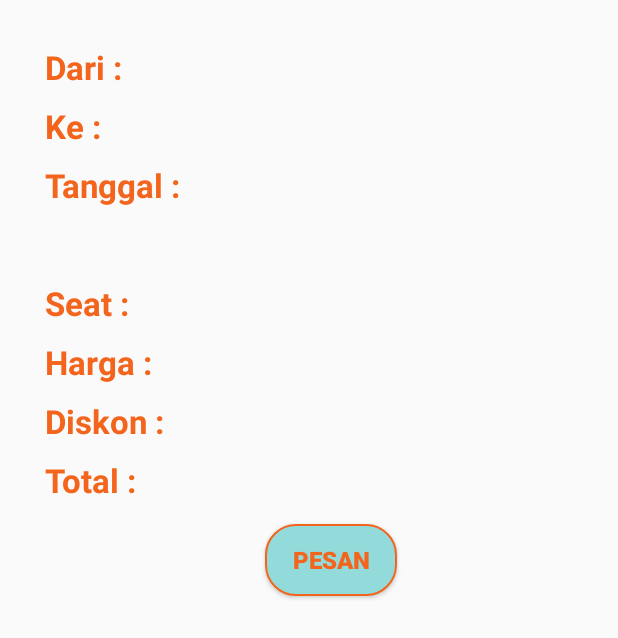
After one commit to NadiaClarissaHermawan/Sunnyside-Shuttle, an Android app: the fragment PembayaranFragment shown on its own in the app's theme, on a phone screen of 412 x 824 dp. The commit adds this screen. Shown: the top 638 px of the screen. Run offline under Robolectric (Android 15) with nearby library versions, the phone set to English and light mode, and no system bars.

Commit message:
add pembayaran, pesan, dan landing page (xml+fragment)

```diff
--- /dev/null
+++ b/app/src/main/java/com/example/tubesp3b_2/view/PembayaranFragment.java
@@ -0,0 +1,36 @@
+package com.example.tubesp3b_2.view;
+
+import android.os.Bundle;
+import android.view.LayoutInflater;
+import android.view.View;
+import android.view.ViewGroup;
+import android.widget.ArrayAdapter;
+
+import androidx.fragment.app.Fragment;
+
+import com.example.tubesp3b_2.R;
+import com.example.tubesp3b_2.databinding.PembayaranFragmentBinding;
+import com.example.tubesp3b_2.databinding.PesanFragmentBinding;
+
+public class PembayaranFragment extends Fragment implements View.OnClickListener {
+    private PembayaranFragmentBinding binding;
+
+    //must-have empty constructor
+    public PembayaranFragment(){}
+
+    @Override
+    public View onCreateView(LayoutInflater inflater, ViewGroup container, Bundle savedInstanceState) {
+        // inflating layout
+        this.binding = PembayaranFragmentBinding.inflate(inflater, container, false);
+        View view = this.binding.getRoot();
+
+        this.binding.btnPesan.setOnClickListener(this);
+
+        return view;
+    }
+
+    @Override
+    public void onClick(View view) {
+        //binding.btnPesan menuju ke Konfirmasi Berhasil (dialog/toast/snackbar)
+    }
+}
--- /dev/null
+++ b/app/src/main/res/layout/pembayaran_fragment.xml
@@ -0,0 +1,240 @@
+<?xml version="1.0" encoding="utf-8"?>
+<LinearLayout
+    xmlns:android="http://schemas.android.com/apk/res/android"
+    android:layout_width="match_parent"
+    android:layout_height="match_parent"
+    android:paddingLeft="30sp"
+    android:paddingTop="30sp"
+    android:orientation="vertical">
+
+    <!--  Layout Dari  -->
+    <LinearLayout
+        android:layout_width="match_parent"
+        android:layout_height="wrap_content"
+        android:orientation="horizontal">
+
+        <!--  TextView Dari  -->
+        <TextView
+            android:layout_width="wrap_content"
+            android:layout_height="wrap_content"
+            android:id="@+id/tv_dari_pembayaran"
+            android:text="@string/tv_dari_pembayaran"
+            android:textColor="@color/orange"
+            android:textSize="22sp"
+            android:textStyle="bold"
+            android:layout_marginBottom="@dimen/margin_pesan_fragment"/>
+
+        <!--  TextView Info Dari  -->
+        <TextView
+            android:id="@+id/tv_info_dari_pembayaran"
+            android:layout_width="wrap_content"
+            android:layout_height="wrap_content"
+            android:textColor="@color/orange"
+            android:textSize="22sp"
+            android:textStyle="bold"
+            android:layout_marginBottom="@dimen/margin_pesan_fragment"/>
+    </LinearLayout>
+
+    <!--  Layout Ke  -->
+    <LinearLayout
+        android:layout_width="match_parent"
+        android:layout_height="wrap_content"
+        android:orientation="horizontal">
+
+        <!--  TextView Ke  -->
+        <TextView
+            android:layout_width="wrap_content"
+            android:layout_height="wrap_content"
+            android:id="@+id/tv_ke_pembayaran"
+            android:text="@string/tv_ke_pembayaran"
+            android:textColor="@color/orange"
+            android:textSize="22sp"
+            android:textStyle="bold"
+            android:layout_below="@id/tv_dari_pembayaran"
+            android:layout_marginBottom="@dimen/margin_pesan_fragment"/>
+
+        <!--  TextView Info Ke  -->
+        <TextView
+            android:layout_width="wrap_content"
+            android:layout_height="wrap_content"
+            android:id="@+id/tv_info_ke_pembayaran"
+            android:textColor="@color/orange"
+            android:textSize="22sp"
+            android:textStyle="bold"
+            android:layout_toRightOf="@id/tv_ke_pembayaran"
+            android:layout_marginBottom="@dimen/margin_pesan_fragment"/>
+    </LinearLayout>
+
+    <!--  Layout Tanggal  -->
+    <LinearLayout
+        android:layout_width="match_parent"
+        android:layout_height="wrap_content"
+        android:orientation="vertical">
+
+        <!--  TextView Tanggal  -->
+        <TextView
+            android:layout_width="wrap_content"
+            android:layout_height="wrap_content"
+            android:id="@+id/tv_tanggal_pembayaran"
+            android:text="@string/tv_tanggal_pembayaran"
+            android:textColor="@color/orange"
+            android:textSize="22sp"
+            android:textStyle="bold"
+            android:layout_below="@id/tv_ke_pembayaran"
+            android:layout_marginBottom="@dimen/margin_pesan_fragment"/>
+
+        <!--  TextView Tanggal Berangkat -->
+        <TextView
+            android:layout_width="wrap_content"
+            android:layout_height="wrap_content"
+            android:id="@+id/tv_info_tanggal_pembayaran"
+            android:textColor="@color/orange"
+            android:textSize="22sp"
+            android:textStyle="bold"
+            android:layout_below="@id/tv_tanggal_pembayaran"
+            android:layout_marginBottom="@dimen/margin_pesan_fragment"/>
+    </LinearLayout>
+
+    <!--  Layout Seat  -->
+    <LinearLayout
+        android:layout_width="match_parent"
+        android:layout_height="wrap_content"
+        android:orientation="horizontal">
+
+        <!--  TextView Seat  -->
+        <TextView
+            android:layout_width="wrap_content"
+            android:layout_height="wrap_content"
+            android:id="@+id/tv_seat_pembayaran"
+            android:text="@string/tv_seat"
+            android:textColor="@color/orange"
+            android:textSize="22sp"
+            android:textStyle="bold"
+            android:layout_below="@id/tv_info_tanggal_pembayaran"
+            android:layout_marginBottom="@dimen/margin_pesan_fragment"/>
+
+        <!--  TextView Info Seat  -->
+        <TextView
+            android:layout_width="wrap_content"
+            android:layout_height="wrap_content"
+            android:id="@+id/tv_info_seat_pembayaran"
+            android:textColor="@color/orange"
+            android:textSize="22sp"
+            android:textStyle="bold"
+            android:layout_toRightOf="@id/tv_seat_pembayaran"
+            android:layout_marginBottom="@dimen/margin_pesan_fragment"/>
+    </LinearLayout>
+
+    <!--  Layout Harga  -->
+    <LinearLayout
+        android:layout_width="match_parent"
+        android:layout_height="wrap_content"
+        android:orientation="horizontal">
+
+        <!--  TextView Harga  -->
+        <TextView
+            android:layout_width="wrap_content"
+            android:layout_height="wrap_content"
+            android:id="@+id/tv_harga_pembayaran"
+            android:text="@string/tv_harga"
+            android:textColor="@color/orange"
+            android:textSize="22sp"
+            android:textStyle="bold"
+            android:layout_below="@id/tv_seat_pembayaran"
+            android:layout_marginBottom="@dimen/margin_pesan_fragment"/>
+
+        <!--  TextView Info Harga  -->
+        <TextView
+            android:layout_width="wrap_content"
+            android:layout_height="wrap_content"
+            android:id="@+id/tv_info_harga_pembayaran"
+            android:textColor="@color/orange"
+            android:textSize="22sp"
+            android:textStyle="bold"
+            android:layout_toRightOf="@id/tv_harga_pembayaran"
+            android:layout_marginBottom="@dimen/margin_pesan_fragment"/>
+    </LinearLayout>
+
+    <!--  Layout Diskon  -->
+    <LinearLayout
+        android:layout_width="match_parent"
+        android:layout_height="wrap_content"
+        android:orientation="horizontal">
+
+        <!--  TextView Diskon  -->
+        <TextView
+            android:layout_width="wrap_content"
+            android:layout_height="wrap_content"
+            android:id="@+id/tv_diskon_pembayaran"
+            android:text="@string/tv_diskon"
+            android:textColor="@color/orange"
+            android:textSize="22sp"
+            android:textStyle="bold"
+            android:layout_below="@id/tv_harga_pembayaran"
+            android:layout_marginBottom="@dimen/margin_pesan_fragment"/>
+
+        <!--  TextView Info Diskon  -->
+        <TextView
+            android:layout_width="wrap_content"
+            android:layout_height="wrap_content"
+            android:id="@+id/tv_info_diskon_pembayaran"
+            android:textColor="@color/orange"
+            android:textSize="22sp"
+            android:textStyle="bold"
+            android:layout_toRightOf="@id/tv_dari_pembayaran"
+            android:layout_marginBottom="@dimen/margin_pesan_fragment"/>
+    </LinearLayout>
+
+    <!--  Layout Total  -->
+    <LinearLayout
+        android:layout_width="match_parent"
+        android:layout_height="wrap_content"
+        android:orientation="horizontal">
+
+        <!--  TextView Total  -->
+        <TextView
+            android:layout_width="wrap_content"
+            android:layout_height="wrap_content"
+            android:id="@+id/tv_total_pembayaran"
+            android:text="@string/tv_total"
+            android:textColor="@color/orange"
+            android:textSize="22sp"
+            android:textStyle="bold"
+            android:layout_below="@id/tv_diskon_pembayaran"
+            android:layout_marginBottom="@dimen/margin_pesan_fragment"/>
+
+        <!--  TextView Info Total  -->
+        <TextView
+            android:layout_width="wrap_content"
+            android:layout_height="wrap_content"
+            android:id="@+id/tv_info_total_pembayaran"
+            android:textColor="@color/orange"
+            android:textSize="22sp"
+            android:textStyle="bold"
+            android:layout_toRightOf="@id/tv_dari_pembayaran"
+            android:layout_marginBottom="@dimen/margin_pesan_fragment"/>
+    </LinearLayout>
+
+    <!--  Layout Button Pesan  -->
+    <RelativeLayout
+        android:layout_width="match_parent"
+        android:layout_height="wrap_content">
+
+        <!--  Button Pesan  -->
+        <Button
+            android:id="@+id/btn_pesan"
+            android:layout_width="wrap_content"
+            android:layout_height="wrap_content"
+            android:text="@string/btn_pesan"
+            android:textSize="16sp"
+            android:textStyle="bold"
+            android:textAlignment="center"
+            android:textColor="@color/orange"
+            android:background="@drawable/buttonn_bg"
+            android:layout_marginBottom="@dimen/margin_pesan_fragment"
+            android:layout_centerInParent="true"/>
+
+    </RelativeLayout>
+
+
+</LinearLayout>
--- /dev/null
+++ b/app/src/main/res/values/dimens.xml
@@ -0,0 +1,4 @@
+<?xml version="1.0" encoding="utf-8"?>
+<resources>
+    <dimen name="margin_pesan_fragment">10sp</dimen>
+</resources>
--- a/app/src/main/res/values/strings.xml
+++ b/app/src/main/res/values/strings.xml
@@ -13,4 +13,37 @@
     <string name="et_login_password">password</string>
     <string name="btn_login">Login</string>
 
+    <!--  landing page fragment  -->
+    <string name="tv_slogan">Melayani Anda Dengan Senyuman</string>
+    <string name="tv_informasi">Sunny Side Shuttle siap melayani anda dengan sepenuh hati dan senyuman.
+    Dengan rute perjalanan Jakarta - Bandung PP, Jakarta - Cikarang PP, Jakarta - Bekasi PP, dan Cikarang - Bandung PP,
+    kami siap mengantar Anda sampai tujuan dengan selamat.</string>
+    <string name="btn_pesan_sekarang">Pesan Sekarang</string>
+
+    <!--  pesan fragment  -->
+    <string name="tv_dari">Dari</string>
+    <string name="tv_ke">Ke</string>
+    <string name="tv_tanggal">Tanggal</string>
+    <string name="et_tanggal">Pilih Tanggal</string>
+    <string name="tv_jam_berangkat">Jam Berangkat</string>
+    <string name="et_jam_berangkat">Pilih Jam</string>
+    <string name="btn_cari">Cari</string>
+    <string-array name="city_array">
+        <item>Jakarta</item>
+        <item>Bandung</item>
+        <item>Cikarang</item>
+        <item>Bekasi</item>
+    </string-array>
+
+    <!--  pembayaran fragment  -->
+    <string name="tv_dari_pembayaran">Dari : </string>
+    <string name="tv_ke_pembayaran">Ke : </string>
+    <string name="tv_tanggal_pembayaran">Tanggal :</string>
+    <string name="tv_seat">Seat : </string>
+    <string name="tv_harga">Harga : </string>
+    <string name="tv_diskon">Diskon : </string>
+    <string name="tv_total">Total : </string>
+    <string name="btn_pesan">Pesan</string>
+
+
 </resources>
```
Also changed, not shown: app/src/main/java/com/example/tubesp3b_2/view/LandingPageFragment.java (added, +41 -0 lines), app/src/main/java/com/example/tubesp3b_2/view/PesanFragment.java (added, +77 -0 lines), app/src/main/res/layout/landing_page_fragment.xml (added, +68 -0 lines), app/src/main/res/layout/pesan_fragment.xml (added, +123 -0 lines).
